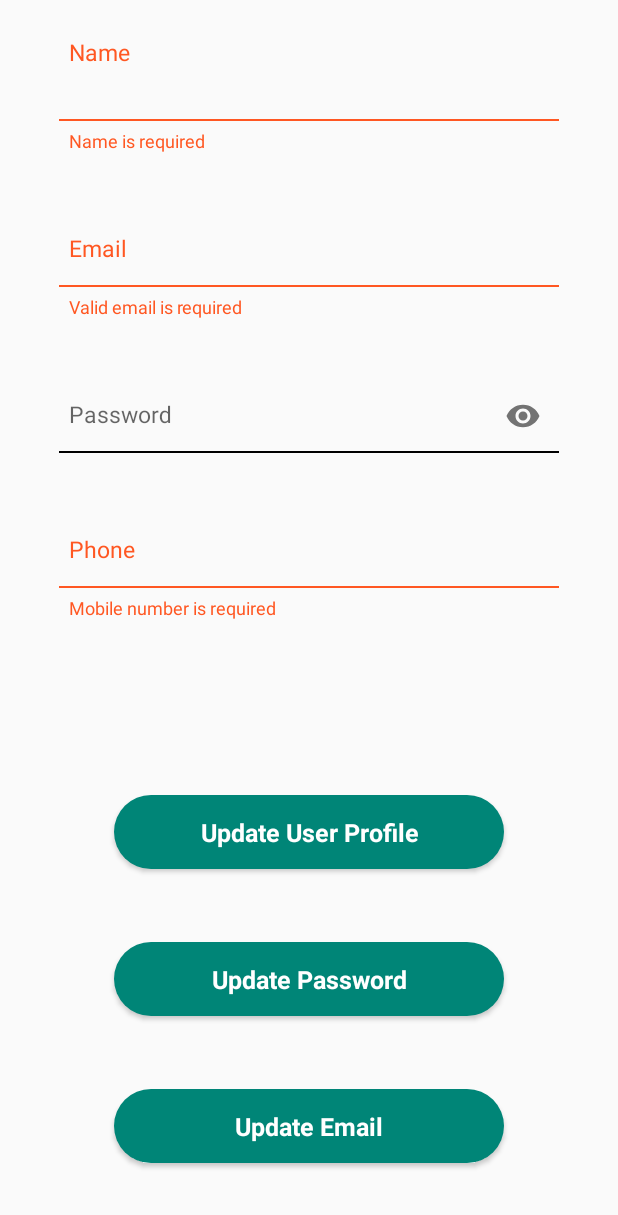
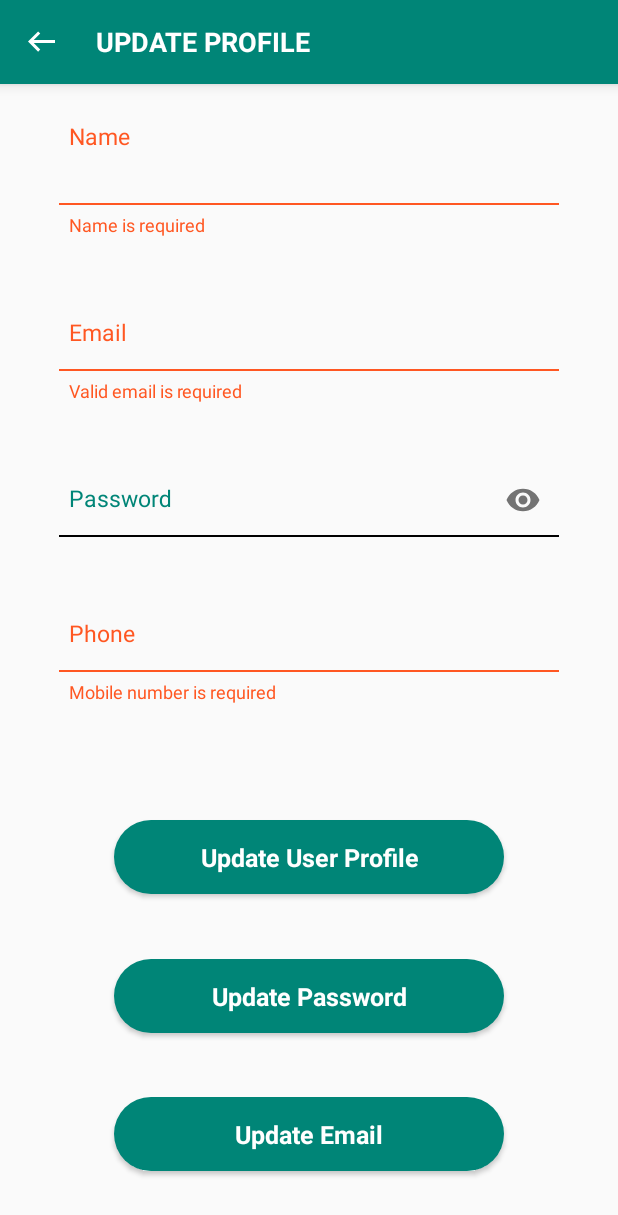
Before and after one commit to munir700/Edit-Profile, an Android app: the EditProfileActivity screen opened directly, with no data from a screen before it, on a phone screen of 412 x 824 dp. Shown: the top 1215 px of the screen. Run offline under Robolectric (Android 15) with nearby library versions, the phone set to English and light mode, and no system bars; our stand-ins replace Dagger/Hilt's generated code, Firebase (no records; nobody signed in at launch, a user with empty details on screens opened directly), Room's generated code, data binding, sdp/ssp sizes; libraries missing offline, so code that uses them is left out: android.graphics.drawable, com.firebase.ui.

Commit message:
Add toolbar to update profile activity, add progress bar

```diff
--- a/app/build.gradle
+++ b/app/build.gradle
@@ -23,8 +23,8 @@ android {
         versionCode 1
         versionName "1.0"
         testInstrumentationRunner "androidx.test.runner.AndroidJUnitRunner"
-
-        manifestPlaceholders = [packagename: "assignment.cleancode.editprofile", fabricApiKey: "53ee44f090b5463b12170bfb0b5cb102a0d5ebb8"]
+        vectorDrawables.useSupportLibrary = true
+        manifestPlaceholders = [packagename: "assignment.cleancode.editprofile", fabricApiKey: "075ff7d2ea0e048b7243e6d8da3a432e08880c20"]
 
     }
     buildTypes {
--- a/app/src/main/java/assignment/cleancode/editprofile/base/BaseActivity.java
+++ b/app/src/main/java/assignment/cleancode/editprofile/base/BaseActivity.java
@@ -49,13 +49,13 @@ public abstract class BaseActivity<VM extends BaseViewModel, DB extends ViewData
     protected void onCreate(@Nullable Bundle savedInstanceState) {
         AndroidInjection.inject(this);
         viewModel = ViewModelProviders.of(this, viewModelFactory).get(getViewModel());
-        // viewModel.addObserver(this);
+        viewModel.addObserver(this);
         super.onCreate(savedInstanceState);
         binding = DataBindingUtil.setContentView(this, getLayoutRes());
         if (binding != null) {
             //TODO use layout in xml.It is recommended for approact.
             //otherwise the binding object is going to be null and non of the views are accessable.
-            // progressBar = binding.getRoot().findViewById(R.id.progressBar);
+            progressBar = binding.getRoot().findViewById(R.id.progressBar);
             if (progressBar != null) {
                 progressBar.setVisibility(View.GONE);
             }
--- a/app/src/main/java/assignment/cleancode/editprofile/managers/GoogleManager.java
+++ b/app/src/main/java/assignment/cleancode/editprofile/managers/GoogleManager.java
@@ -86,7 +86,6 @@ public class GoogleManager {
 
         if (networkUtils.isConnectedToInternet()) {
 
-
             final FirebaseUser user = getFirebaseUser();
 
             UserProfileChangeRequest profileUpdates = new UserProfileChangeRequest.Builder()
--- a/app/src/main/java/assignment/cleancode/editprofile/views/EditProfileActivity.java
+++ b/app/src/main/java/assignment/cleancode/editprofile/views/EditProfileActivity.java
@@ -116,4 +116,14 @@ public class EditProfileActivity extends BaseActivity<EditProfileViewModel, Acti
             });
         }*/
     }
+
+    @Override
+    public boolean onSupportNavigateUp() {
+        super.onBackPressed();
+        return super.onSupportNavigateUp();
+    }
+
+    public void onBackButtonPressed(View view) {
+        onSupportNavigateUp();
+    }
 }
--- a/app/src/main/res/layout/activity_edit_profile.xml
+++ b/app/src/main/res/layout/activity_edit_profile.xml
@@ -13,6 +13,19 @@
             type="assignment.cleancode.editprofile.models.validationmodels.EditProfileModel" />
 
     </data>
+
+    <LinearLayout
+
+        android:layout_width="match_parent"
+        android:layout_height="match_parent"
+        android:orientation="vertical"
+        android:theme="@style/EditTextHintTheme">
+
+        <include
+            android:id="@+id/layout_toolbar"
+            layout="@layout/toolbar_with_title_and_back_button"
+            app:icon='@{@drawable/ic_back_white}'
+            app:title='@{@string/STR_UPDATE_PROFILE}' />
 
 
         <androidx.constraintlayout.widget.ConstraintLayout
@@ -194,5 +207,14 @@
                 android:layout_height="wrap_content"
                 android:orientation="horizontal"
                 app:layout_constraintGuide_percent=".6" />
+
+            <include
+                layout="@layout/progressbar"
+                android:visibility="gone"
+                app:layout_constraintBottom_toBottomOf="parent"
+                app:layout_constraintEnd_toEndOf="parent"
+                app:layout_constraintStart_toStartOf="parent"
+                app:layout_constraintTop_toTopOf="parent" />
         </androidx.constraintlayout.widget.ConstraintLayout>
+    </LinearLayout>
 </layout>
--- a/app/src/main/res/layout/progressbar.xml
+++ b/app/src/main/res/layout/progressbar.xml
@@ -1,6 +1,19 @@
 <?xml version="1.0" encoding="utf-8"?>
 <LinearLayout xmlns:android="http://schemas.android.com/apk/res/android"
-    android:orientation="vertical" android:layout_width="match_parent"
-    android:layout_height="match_parent">
+    android:id="@+id/progressBar"
+    android:layout_width="match_parent"
+    android:layout_height="match_parent"
+    android:layout_below="@+id/toolbar"
+    android:alpha="0.7"
+    android:background="@color/white"
+    android:clickable="true"
+    android:focusable="true"
+    android:gravity="center"
+    android:onClick="onProgressClick"
+    android:visibility="invisible">
 
+    <ProgressBar
+        style="@android:style/Widget.Holo.Light.ProgressBar.Large"
+        android:layout_width="wrap_content"
+        android:layout_height="match_parent" />
 </LinearLayout>
--- a/app/src/main/res/layout/toolbar_with_title_and_back_button.xml
+++ b/app/src/main/res/layout/toolbar_with_title_and_back_button.xml
@@ -1,6 +1,81 @@
 <?xml version="1.0" encoding="utf-8"?>
-<LinearLayout xmlns:android="http://schemas.android.com/apk/res/android"
-    android:orientation="vertical" android:layout_width="match_parent"
-    android:layout_height="match_parent">
 
-</LinearLayout>
+<layout xmlns:android="http://schemas.android.com/apk/res/android"
+    xmlns:app="http://schemas.android.com/apk/res-auto"
+    xmlns:tools="http://schemas.android.com/tools">
+
+    <data>
+
+        <import type="android.graphics.drawable.Drawable" />
+
+        <variable
+            name="icon"
+            type="Drawable" />
+
+        <variable
+            name="title"
+            type="String" />
+
+    </data>
+
+    <androidx.appcompat.widget.Toolbar
+        android:id="@+id/toolbar"
+        android:layout_width="match_parent"
+        android:layout_height="wrap_content"
+        android:background="?attr/colorPrimary"
+        android:elevation="@dimen/_4sdp"
+        android:minHeight="?attr/actionBarSize"
+        android:theme="?attr/actionBarTheme"
+        app:contentInsetEnd="0dp"
+        app:contentInsetLeft="0dp"
+        app:contentInsetRight="0dp"
+        app:contentInsetStart="0dp">
+
+        <androidx.constraintlayout.widget.ConstraintLayout
+            android:layout_width="match_parent"
+            android:layout_height="match_parent">
+
+            <ImageButton
+                android:id="@+id/ib_back"
+                android:layout_width="wrap_content"
+                android:layout_height="wrap_content"
+                android:layout_alignParentStart="true"
+                android:layout_marginStart="@dimen/_10sdp"
+                android:background="?selectableItemBackgroundBorderless"
+                android:onClick="onBackButtonPressed"
+                android:padding="@dimen/_4sdp"
+                android:src='@{icon}'
+                android:tint="@color/white"
+                app:layout_constraintBottom_toBottomOf="parent"
+                app:layout_constraintStart_toStartOf="parent"
+                app:layout_constraintTop_toTopOf="parent"
+                tools:src="@drawable/ic_back_white" />
+
+
+            <androidx.appcompat.widget.AppCompatTextView
+                android:id="@+id/tv_title"
+                android:layout_width="0dp"
+                android:layout_height="match_parent"
+                android:layout_marginStart="@dimen/_17sdp"
+                android:layout_marginEnd="@dimen/_17sdp"
+                android:ellipsize="end"
+                android:gravity="start|center_vertical"
+                android:singleLine="true"
+                android:text='@{title}'
+                android:textAllCaps="true"
+                android:textColor="@color/white"
+                android:textDirection="anyRtl"
+                android:textSize="@dimen/_14ssp"
+                android:textStyle="bold"
+                app:layout_constraintBottom_toBottomOf="parent"
+                app:layout_constraintEnd_toEndOf="parent"
+                app:layout_constraintHorizontal_bias="0"
+                app:layout_constraintStart_toEndOf="@+id/ib_back"
+                app:layout_constraintTop_toTopOf="parent"
+                app:layout_constraintWidth_default="wrap"
+                tools:text="title" />
+        </androidx.constraintlayout.widget.ConstraintLayout>
+    </androidx.appcompat.widget.Toolbar>
+
+
+</layout>
--- a/app/src/main/res/values/colors.xml
+++ b/app/src/main/res/values/colors.xml
@@ -7,6 +7,9 @@
     <color name="white">#ffffff</color>
     <color name="grey">#6d6e71</color>
     <color name="light_green">#E627B16D</color>
-    <color name="google_bg_color">#F0009688</color>
+    <color name="google_bg_color">#DD4B39</color>
+
+    <color name="border_color">#959292</color>
+    <color name="text_color">#414141</color>
 
 </resources>
--- a/app/src/main/res/values/strings.xml
+++ b/app/src/main/res/values/strings.xml
@@ -28,4 +28,6 @@
     <string name="STR_UPDATE_USER_PROFILE">Update User Profile</string>
     <string name="STR_UPDATE_PASSWORD">Update Password</string>
     <string name="STR_UPDATE_EMAIL">Update Email</string>
+
+    <string name="STR_UPDATE_PROFILE">UPDATE PROFILE</string>
 </resources>
--- a/app/src/main/res/values/styles.xml
+++ b/app/src/main/res/values/styles.xml
@@ -38,4 +38,14 @@
         <item name="android:gravity">center</item>
     </style>
 
+
+    <style name="EditTextHintTheme">
+        <item name="android:textColorHint">@color/colorPrimary</item>
+        <item name="colorControlNormal">@color/border_color</item>
+        <item name="android:editTextColor">@color/text_color</item>
+        <item name="colorAccent">@color/colorPrimary</item>
+        <item name="colorControlActivated">@color/colorPrimary</item>
+        <item name="colorControlHighlight">@color/colorPrimary</item>
+    </style>
+
 </resources>
```
Lines whose indentation alone changed are shown as unchanged.
